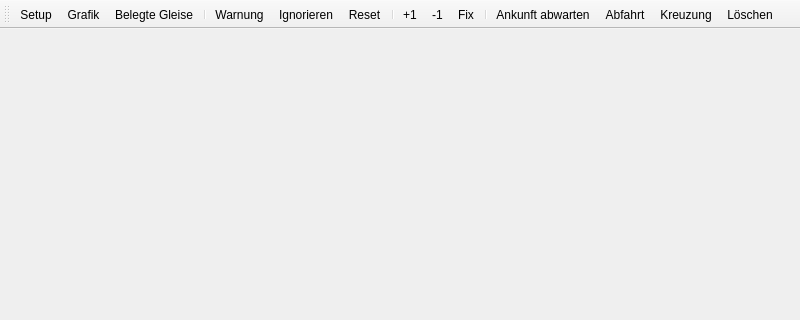
Above: stskit/qt/gleisbelegung.ui from topological-state/stskit before the change; both pictures show x 0 to 800 and y 0 to 320 of the 800 by 600 pixel window. Below: the same form after it.
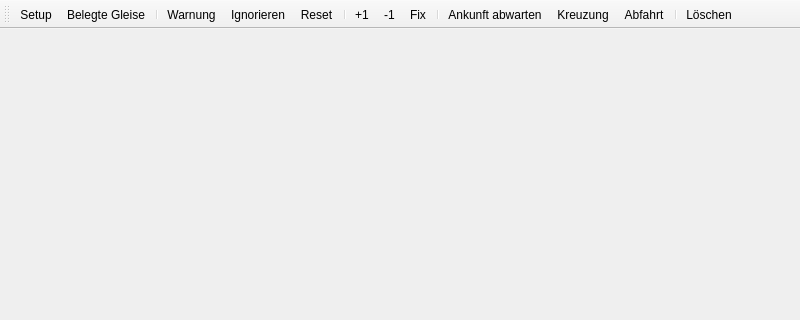
That is the form after the change. Icons and pictures are not drawn.

Patch:
```diff
--- a/stskit/qt/gleisbelegung.ui
+++ b/stskit/qt/gleisbelegung.ui
@@ -220,7 +220,6 @@
     <bool>false</bool>
    </attribute>
    <addaction name="actionSetup"/>
-   <addaction name="actionAnzeige"/>
    <addaction name="actionBelegteGleise"/>
    <addaction name="separator"/>
    <addaction name="actionWarnungSetzen"/>
@@ -232,8 +231,9 @@
    <addaction name="actionFix"/>
    <addaction name="separator"/>
    <addaction name="actionAnkunftAbwarten"/>
-   <addaction name="actionAbfahrtAbwarten"/>
    <addaction name="actionKreuzung"/>
+   <addaction name="actionAbfahrtAbwarten"/>
+   <addaction name="separator"/>
    <addaction name="actionLoeschen"/>
   </widget>
   <action name="actionSetup">
```
Left out of the diff: 30 changed lines with no effect on the pictures.
